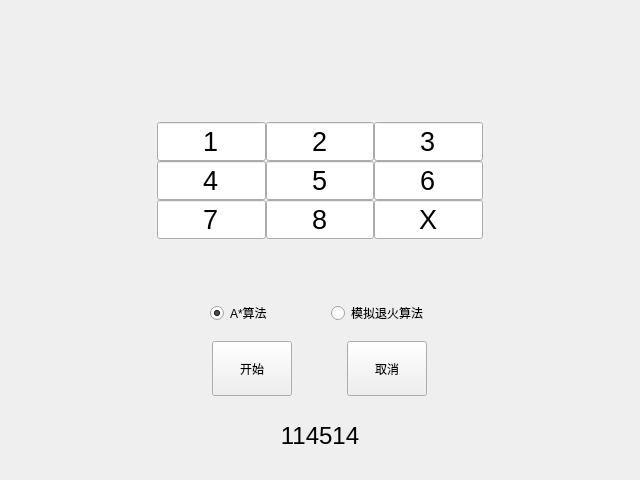
Before: the Qt Designer form QtAstar.ui in aldlss/Eight_Puzzle_Qt_Astar_SA, drawn with Qt 5.
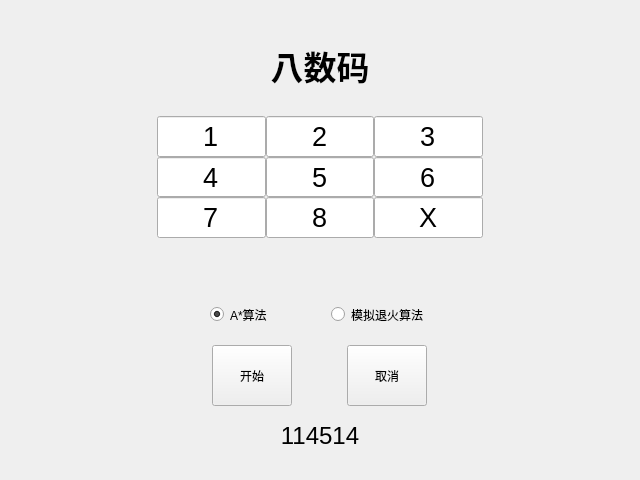
After: the same form once the commit is applied. Icons and pictures are not drawn.

Commit message:
完成模拟退火部分，完工
还添加了图标

```diff
--- a/QtAstar.ui
+++ b/QtAstar.ui
@@ -11,159 +11,15 @@
    </rect>
   </property>
   <property name="windowTitle">
-   <string>QtAstar</string>
+   <string>AI Homework1 by aldlss</string>
+  </property>
+  <property name="windowIcon">
+   <iconset resource="QtAstar.qrc">
+    <normaloff>:/QtAstar/aya</normaloff>:/QtAstar/aya</iconset>
   </property>
   <widget class="QWidget" name="centralWidget">
    <layout class="QGridLayout" name="gridLayout_2">
-    <item row="3" column="1">
-     <layout class="QVBoxLayout" name="verticalLayout">
-      <property name="spacing">
-       <number>0</number>
-      </property>
-      <property name="sizeConstraint">
-       <enum>QLayout::SetMaximumSize</enum>
-      </property>
-      <item>
-       <layout class="QHBoxLayout" name="horizontalLayout">
-        <property name="leftMargin">
-         <number>0</number>
-        </property>
-        <item>
-         <widget class="QRadioButton" name="radioButton">
-          <property name="sizePolicy">
-           <sizepolicy hsizetype="Fixed" vsizetype="Expanding">
-            <horstretch>0</horstretch>
-            <verstretch>0</verstretch>
-           </sizepolicy>
-          </property>
-          <property name="font">
-           <font>
-            <pointsize>9</pointsize>
-           </font>
-          </property>
-          <property name="text">
-           <string>A*算法</string>
-          </property>
-          <property name="checked">
-           <bool>true</bool>
-          </property>
-          <property name="autoRepeat">
-           <bool>false</bool>
-          </property>
-         </widget>
-        </item>
-        <item>
-         <widget class="QRadioButton" name="radioButton_2">
-          <property name="sizePolicy">
-           <sizepolicy hsizetype="Fixed" vsizetype="Expanding">
-            <horstretch>0</horstretch>
-            <verstretch>0</verstretch>
-           </sizepolicy>
-          </property>
-          <property name="text">
-           <string>模拟退火算法</string>
-          </property>
-         </widget>
-        </item>
-       </layout>
-      </item>
-      <item>
-       <layout class="QHBoxLayout" name="horizontalLayout_2">
-        <property name="spacing">
-         <number>0</number>
-        </property>
-        <item>
-         <widget class="QPushButton" name="pushButton">
-          <property name="sizePolicy">
-           <sizepolicy hsizetype="Fixed" vsizetype="Expanding">
-            <horstretch>0</horstretch>
-            <verstretch>0</verstretch>
-           </sizepolicy>
-          </property>
-          <property name="text">
-           <string>开始</string>
-          </property>
-         </widget>
-        </item>
-        <item>
-         <widget class="QPushButton" name="pushButton_2">
-          <property name="sizePolicy">
-           <sizepolicy hsizetype="Fixed" vsizetype="Expanding">
-            <horstretch>0</horstretch>
-            <verstretch>0</verstretch>
-           </sizepolicy>
-          </property>
-          <property name="text">
-           <string>取消</string>
-          </property>
-         </widget>
-        </item>
-       </layout>
-      </item>
-     </layout>
-    </item>
-    <item row="2" column="1">
-     <spacer name="verticalSpacer">
-      <property name="orientation">
-       <enum>Qt::Vertical</enum>
-      </property>
-      <property name="sizeType">
-       <enum>QSizePolicy::Fixed</enum>
-      </property>
-      <property name="sizeHint" stdset="0">
-       <size>
-        <width>20</width>
-        <height>40</height>
-       </size>
-      </property>
-     </spacer>
-    </item>
-    <item row="1" column="0">
-     <spacer name="horizontalSpacer">
-      <property name="orientation">
-       <enum>Qt::Horizontal</enum>
-      </property>
-      <property name="sizeType">
-       <enum>QSizePolicy::Fixed</enum>
-      </property>
-      <property name="sizeHint" stdset="0">
-       <size>
-        <width>140</width>
-        <height>20</height>
-       </size>
-      </property>
-     </spacer>
-    </item>
-    <item row="4" column="1">
-     <spacer name="verticalSpacer_3">
-      <property name="orientation">
-       <enum>Qt::Vertical</enum>
-      </property>
-      <property name="sizeType">
-       <enum>QSizePolicy::Fixed</enum>
-      </property>
-      <property name="sizeHint" stdset="0">
-       <size>
-        <width>20</width>
-        <height>20</height>
-       </size>
-      </property>
-     </spacer>
-    </item>
-    <item row="0" column="1">
-     <spacer name="verticalSpacer_2">
-      <property name="orientation">
-       <enum>Qt::Vertical</enum>
-      </property>
-      <property name="sizeHint" stdset="0">
-       <size>
-        <width>20</width>
-        <height>40</height>
-       </size>
-      </property>
-     </spacer>
-    </item>
-    <item row="1" column="1">
+    <item row="5" column="1">
      <layout class="QGridLayout" name="gridLayout">
       <property name="sizeConstraint">
        <enum>QLayout::SetDefaultConstraint</enum>
@@ -392,23 +248,94 @@
       </item>
      </layout>
     </item>
-    <item row="1" column="2">
-     <spacer name="horizontalSpacer_2">
-      <property name="orientation">
-       <enum>Qt::Horizontal</enum>
+    <item row="7" column="1">
+     <layout class="QVBoxLayout" name="verticalLayout">
+      <property name="spacing">
+       <number>0</number>
       </property>
-      <property name="sizeType">
-       <enum>QSizePolicy::Fixed</enum>
+      <property name="sizeConstraint">
+       <enum>QLayout::SetMaximumSize</enum>
       </property>
-      <property name="sizeHint" stdset="0">
-       <size>
-        <width>140</width>
-        <height>20</height>
-       </size>
-      </property>
-     </spacer>
+      <item>
+       <layout class="QHBoxLayout" name="horizontalLayout">
+        <property name="leftMargin">
+         <number>0</number>
+        </property>
+        <item>
+         <widget class="QRadioButton" name="radioButton">
+          <property name="sizePolicy">
+           <sizepolicy hsizetype="Fixed" vsizetype="Expanding">
+            <horstretch>0</horstretch>
+            <verstretch>0</verstretch>
+           </sizepolicy>
+          </property>
+          <property name="font">
+           <font>
+            <pointsize>9</pointsize>
+           </font>
+          </property>
+          <property name="text">
+           <string>A*算法</string>
+          </property>
+          <property name="checked">
+           <bool>true</bool>
+          </property>
+          <property name="autoRepeat">
+           <bool>false</bool>
+          </property>
+         </widget>
+        </item>
+        <item>
+         <widget class="QRadioButton" name="radioButton_2">
+          <property name="sizePolicy">
+           <sizepolicy hsizetype="Fixed" vsizetype="Expanding">
+            <horstretch>0</horstretch>
+            <verstretch>0</verstretch>
+           </sizepolicy>
+          </property>
+          <property name="text">
+           <string>模拟退火算法</string>
+          </property>
+         </widget>
+        </item>
+       </layout>
+      </item>
+      <item>
+       <layout class="QHBoxLayout" name="horizontalLayout_2">
+        <property name="spacing">
+         <number>0</number>
+        </property>
+        <item>
+         <widget class="QPushButton" name="pushButton">
+          <property name="sizePolicy">
+           <sizepolicy hsizetype="Fixed" vsizetype="Expanding">
+            <horstretch>0</horstretch>
+            <verstretch>0</verstretch>
+           </sizepolicy>
+          </property>
+          <property name="text">
+           <string>开始</string>
+          </property>
+         </widget>
+        </item>
+        <item>
+         <widget class="QPushButton" name="pushButton_2">
+          <property name="sizePolicy">
+           <sizepolicy hsizetype="Fixed" vsizetype="Expanding">
+            <horstretch>0</horstretch>
+            <verstretch>0</verstretch>
+           </sizepolicy>
+          </property>
+          <property name="text">
+           <string>取消</string>
+          </property>
+         </widget>
+        </item>
+       </layout>
+      </item>
+     </layout>
     </item>
-    <item row="5" column="0" colspan="3">
+    <item row="9" column="0" colspan="3">
      <widget class="QLabel" name="label">
       <property name="sizePolicy">
        <sizepolicy hsizetype="Preferred" vsizetype="Preferred">
@@ -429,6 +356,121 @@
       </property>
      </widget>
     </item>
+    <item row="6" column="1">
+     <spacer name="verticalSpacer">
+      <property name="orientation">
+       <enum>Qt::Vertical</enum>
+      </property>
+      <property name="sizeType">
+       <enum>QSizePolicy::Fixed</enum>
+      </property>
+      <property name="sizeHint" stdset="0">
+       <size>
+        <width>20</width>
+        <height>40</height>
+       </size>
+      </property>
+     </spacer>
+    </item>
+    <item row="5" column="2">
+     <spacer name="horizontalSpacer_2">
+      <property name="orientation">
+       <enum>Qt::Horizontal</enum>
+      </property>
+      <property name="sizeType">
+       <enum>QSizePolicy::Fixed</enum>
+      </property>
+      <property name="sizeHint" stdset="0">
+       <size>
+        <width>140</width>
+        <height>20</height>
+       </size>
+      </property>
+     </spacer>
+    </item>
+    <item row="3" column="0" colspan="3">
+     <widget class="QLabel" name="label_2">
+      <property name="font">
+       <font>
+        <pointsize>25</pointsize>
+        <weight>75</weight>
+        <italic>false</italic>
+        <bold>true</bold>
+        <strikeout>false</strikeout>
+       </font>
+      </property>
+      <property name="text">
+       <string>八数码</string>
+      </property>
+      <property name="alignment">
+       <set>Qt::AlignCenter</set>
+      </property>
+     </widget>
+    </item>
+    <item row="5" column="0">
+     <spacer name="horizontalSpacer">
+      <property name="orientation">
+       <enum>Qt::Horizontal</enum>
+      </property>
+      <property name="sizeType">
+       <enum>QSizePolicy::Fixed</enum>
+      </property>
+      <property name="sizeHint" stdset="0">
+       <size>
+        <width>140</width>
+        <height>20</height>
+       </size>
+      </property>
+     </spacer>
+    </item>
+    <item row="2" column="1">
+     <spacer name="verticalSpacer_2">
+      <property name="orientation">
+       <enum>Qt::Vertical</enum>
+      </property>
+      <property name="sizeType">
+       <enum>QSizePolicy::Preferred</enum>
+      </property>
+      <property name="sizeHint" stdset="0">
+       <size>
+        <width>20</width>
+        <height>30</height>
+       </size>
+      </property>
+     </spacer>
+    </item>
+    <item row="4" column="1">
+     <spacer name="verticalSpacer_4">
+      <property name="orientation">
+       <enum>Qt::Vertical</enum>
+      </property>
+      <property name="sizeType">
+       <enum>QSizePolicy::Preferred</enum>
+      </property>
+      <property name="sizeHint" stdset="0">
+       <size>
+        <width>20</width>
+        <height>20</height>
+       </size>
+      </property>
+     </spacer>
+    </item>
+    <item row="8" column="1">
+     <spacer name="verticalSpacer_3">
+      <property name="orientation">
+       <enum>Qt::Vertical</enum>
+      </property>
+      <property name="sizeType">
+       <enum>QSizePolicy::Fixed</enum>
+      </property>
+      <property name="sizeHint" stdset="0">
+       <size>
+        <width>20</width>
+        <height>10</height>
+       </size>
+      </property>
+     </spacer>
+    </item>
    </layout>
   </widget>
   <widget class="QStatusBar" name="statusBar">
```
The commit also changes 9 other files.
